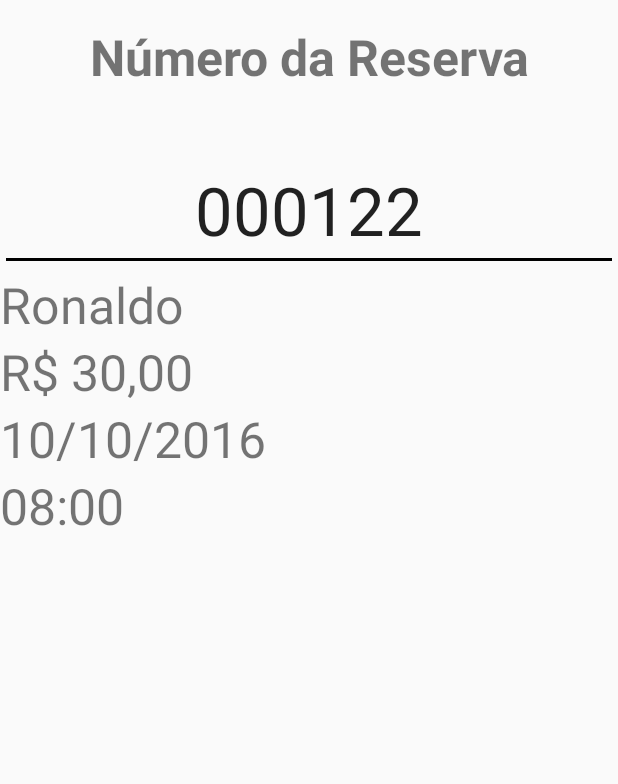
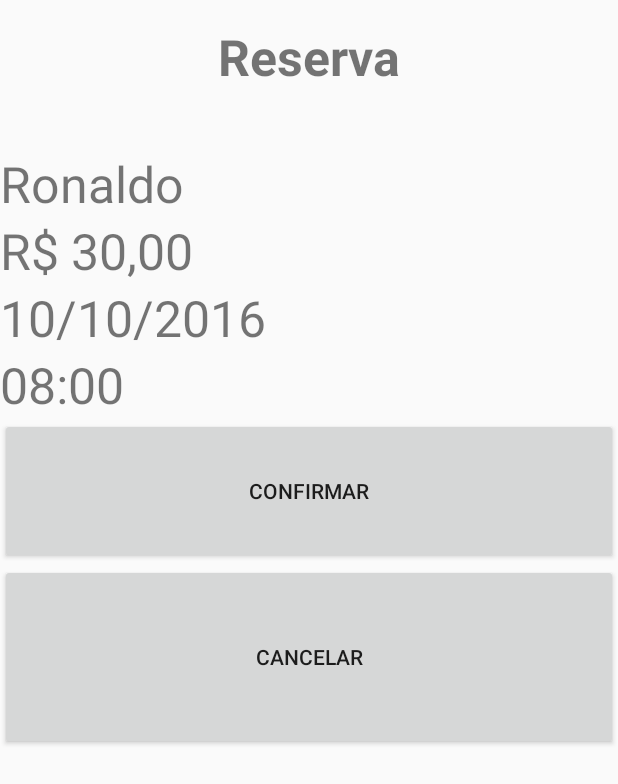
Before and after one commit to mssdesigner/HairStyle, an Android app: the layout reserva.xml on its own in the app's theme, with its tools: preview values and no code run, on a phone screen of 412 x 824 dp. Shown: the top 784 px of the screen. Run offline under Robolectric (Android 15) with nearby library versions, the phone set to English and light mode, and no system bars.

Commit message:
Modificado tela de reserva

```diff
--- a/app/src/main/AndroidManifest.xml
+++ b/app/src/main/AndroidManifest.xml
@@ -23,6 +23,9 @@
         <activity android:name=".CabeleireiroActivity"/>
         <activity android:name=".AgendamentoActivity"/>
         <activity android:name=".HorarioActivity"/>
+        <activity android:name=".PagamentoActivity"/>
+        <activity android:name=".ReservaActivity"/>
+        <activity android:name=".PagamentoCartaoActivity"/>
     </application>
 
 </manifest>
--- a/app/src/main/java/pap/hairstyle/entity/Agendamento.java
+++ b/app/src/main/java/pap/hairstyle/entity/Agendamento.java
@@ -1,12 +1,13 @@
 package pap.hairstyle.entity;
 
+import java.io.Serializable;
 import java.util.Date;
 
 /**
  * Created by vinicius on 30/10/16.
  */
 
-public class Agendamento {
+public class Agendamento implements Serializable {
     private Long id;
 
 
--- a/app/src/main/java/pap/hairstyle/entity/Pagamento.java
+++ b/app/src/main/java/pap/hairstyle/entity/Pagamento.java
@@ -1,10 +1,12 @@
 package pap.hairstyle.entity;
+
+import java.io.Serializable;
 
 /**
  * Created by vinicius on 30/10/16.
  */
 
-public class Pagamento {
+public class Pagamento  implements Serializable{
 
     private Long id;
     private String status;
--- a/app/src/main/res/layout/reserva.xml
+++ b/app/src/main/res/layout/reserva.xml
@@ -2,30 +2,20 @@
 <LinearLayout xmlns:android="http://schemas.android.com/apk/res/android"
     android:orientation="vertical"
     android:layout_width="match_parent"
-    android:layout_height="match_parent">
+    android:layout_height="match_parent"
+    android:weightSum="1">
 
     <TextView
         android:layout_width="fill_parent"
         android:layout_height="wrap_content"
         android:layout_marginTop="15sp"
-        android:text="Número da Reserva"
+        android:text="Reserva"
         android:id="@+id/numPedido"
         android:textSize="15pt"
         android:textAlignment="center"
         android:layout_marginBottom="40sp"
         android:textStyle="bold"
         android:soundEffectsEnabled="false" />
-
-    <EditText
-        android:layout_width="match_parent"
-        android:layout_height="wrap_content"
-        android:inputType="number"
-        android:ems="10"
-        android:id="@+id/editText"
-        android:layout_gravity="center_horizontal"
-        android:text="000122"
-        android:textSize="20pt"
-        android:textAlignment="center" />
 
     <TextView
         android:id="@+id/nomeCabeleireiro"
@@ -55,4 +45,21 @@
         android:layout_height="wrap_content"
         android:textSize="15pt" />
 
+    <Button
+
+        android:text="Confirmar"
+        android:layout_width="match_parent"
+        android:layout_height="wrap_content"
+        android:id="@+id/btnConfirmar"
+        android:layout_weight="0.11"
+        android:onClick="confirmadoReserva"
+        />
+
+    <Button
+        android:text="Cancelar"
+        android:layout_width="match_parent"
+        android:layout_height="wrap_content"
+        android:id="@+id/btnCancelar"
+        android:layout_weight="0.17" />
+
 </LinearLayout>
```
Also changed, not shown: app/src/main/java/pap/hairstyle/CabeleireiroActivity.java (+6 -3 lines), app/src/main/java/pap/hairstyle/HorarioActivity.java (+8 -2 lines), app/src/main/java/pap/hairstyle/PagamentoActivity.java (added, +96 -0 lines), app/src/main/java/pap/hairstyle/PagamentoCartaoActivity.java (added, +21 -0 lines), app/src/main/java/pap/hairstyle/ReservaActivity.java (added, +57 -0 lines), app/src/main/java/pap/hairstyle/entity/Cliente.java (+8 -0 lines), app/src/main/java/pap/hairstyle/service/AgendamentoService.java (+52 -3 lines), app/src/main/res/layout/pagamento.xml (+11 -1 lines), 1 other file.
